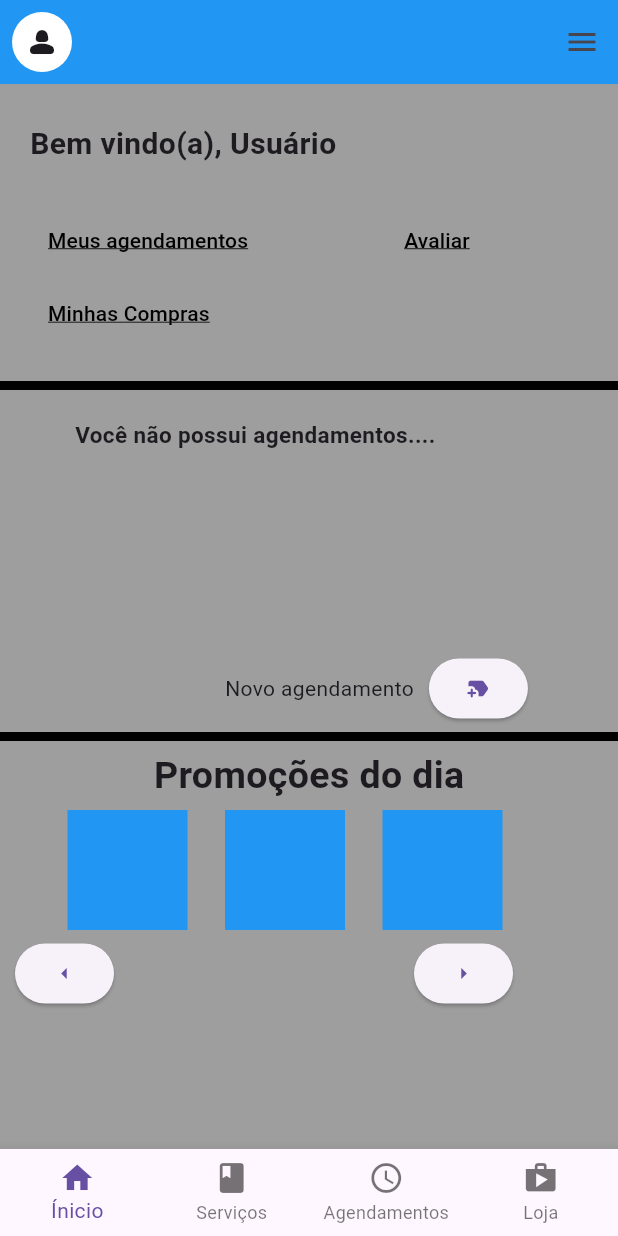
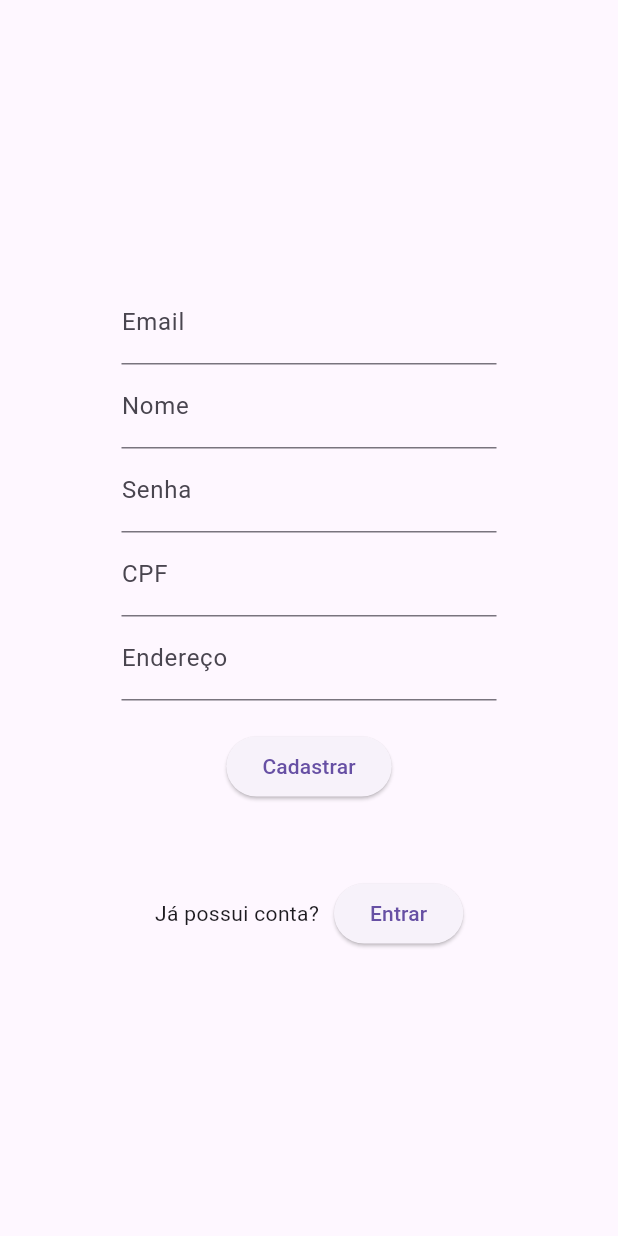
Before and after one commit to DouglasAKJ/projeto_flutter_q.i, a Flutter app: the screen it shows after launch, on a phone screen of 412 x 824 dp. Run offline on Flutter 3.47's test engine with Material 3 defaults, Android fonts, the phone set to English and light mode, and no system bars.

Commit message:
2 big commit

```diff
--- a/lib/Agendamentos.dart
+++ /dev/null
@@ -1,25 +0,0 @@
-import 'package:flutter/material.dart';
-
-class Agendamentos extends StatelessWidget {
-  @override
-  Widget build(BuildContext context) {
-    return Center(
-      child: Column(
-        children: [
-          Row(
-            children: [
-              const Padding(
-                padding: EdgeInsets.only(left: 80),
-              ),
-              const Text(
-                "Novo Agendamento",
-                style: TextStyle(fontSize: 20),
-              ),
-              IconButton(onPressed: () {}, icon: const Icon(Icons.add)),
-            ],
-          ),
-        ],
-      ),
-    );
-  }
-}
--- /dev/null
+++ b/lib/DTO/produto.dart
@@ -0,0 +1,10 @@
+import 'package:flutter/material.dart';
+
+class Produto {
+  String? nome;
+  String? quantidade;
+  int? preco;
+  String? imagem;
+
+  Produto(this.nome, this.quantidade, this.preco, this.imagem);
+}
--- /dev/null
+++ b/lib/DTO/usuario.dart
@@ -0,0 +1,41 @@
+class Usuario {
+  String? _email;
+
+  String? get email => _email;
+
+  set email(String? value) {
+    _email = value;
+  }
+  String? _nome;
+
+  String? get nome => _nome;
+
+  set nome(String? value) {
+    _nome = value;
+  }
+  String? _senha;
+
+  String? get senha => _senha;
+
+  set senha(String? value) {
+    _senha = value;
+  }
+  String? _endereco;
+
+  String? get endereco => _endereco;
+
+  set endereco(String? value) {
+    _endereco = value;
+  }
+  String? _cpf;
+
+  String? get cpf => _cpf;
+
+  set cpf(String? value) {
+    _cpf = value;
+  }
+
+  Usuario(String this._email, String this._nome, String this._senha, this._endereco,
+      this._cpf);
+
+}
--- a/lib/Home.dart
+++ b/lib/Home.dart
@@ -1,25 +1,39 @@
 import 'package:flutter/material.dart';
 import 'package:flutter/rendering.dart';
+import 'package:projf_scheddar/DTO/usuario.dart';
 import 'package:projf_scheddar/InicioPage.dart';
+import 'package:projf_scheddar/DTO/agendamentoProvider.dart';
+import 'package:provider/provider.dart';
 
 class Home extends StatefulWidget {
-  const Home({super.key});
+  final Usuario user;
+  const Home({super.key, required this.user});
   @override
-  State<Home> createState() => _HomeState();
+  State<Home> createState() => HomeState(user);
 }
 
-class _HomeState extends State<Home> {
+class HomeState extends State<Home> {
+  final Usuario user;
+
+  HomeState(this.user);
   @override
   Widget build(BuildContext context) {
+    final agendamentoProvider = Provider.of<Agendamentoprovider>(context);
+    List<String> produtos = [
+      '../assets/imgsecadora.png',
+      '../assets/imgmaquina.png',
+      '../assets/imgsensor.png',
+      '../assets/imgplaca.png',
+      '../assets/imgcompressor.png'
+    ];
     return Center(
-      child: Column(
+        child: Column(children: [
+      Row(
         children: [
-          const Row(
-            children: [
-              Padding(padding: EdgeInsets.fromLTRB(20, 80, 0, 0)),
+          const Padding(padding: EdgeInsets.fromLTRB(20, 80, 0, 0)),
           Text(
-                "Bem vindo(a), Usuário",
-                style: TextStyle(fontSize: 20, fontWeight: FontWeight.bold),
+            "Bem vindo(a), ${user.nome}",
+            style: const TextStyle(fontSize: 20, fontWeight: FontWeight.bold),
           ),
         ],
       ),
@@ -34,8 +48,7 @@ class _HomeState extends State<Home> {
               child: const Text(
                 "Meus agendamentos",
                 style: TextStyle(
-                        color: Colors.black,
-                        decoration: TextDecoration.underline),
+                    color: Colors.black, decoration: TextDecoration.underline),
               )),
           const Padding(padding: EdgeInsets.fromLTRB(80, 0, 0, 0)),
           TextButton(
@@ -43,8 +56,7 @@ class _HomeState extends State<Home> {
               child: const Text(
                 "Avaliar",
                 style: TextStyle(
-                        color: Colors.black,
-                        decoration: TextDecoration.underline),
+                    color: Colors.black, decoration: TextDecoration.underline),
               ))
         ],
       ),
@@ -56,8 +68,7 @@ class _HomeState extends State<Home> {
               child: const Text(
                 "Minhas Compras",
                 style: TextStyle(
-                        color: Colors.black,
-                        decoration: TextDecoration.underline),
+                    color: Colors.black, decoration: TextDecoration.underline),
               )),
         ],
       ),
@@ -66,25 +77,28 @@ class _HomeState extends State<Home> {
         thickness: 6,
         color: Colors.black,
       ),
-          const Row(
+      Visibility(
+        visible: agendamentoProvider.agendamentos.isNotEmpty,
+        replacement: const Column(
           children: [
-              Padding(padding: EdgeInsets.fromLTRB(50, 50, 0, 0)),
-              Text(
-                "Você não possui agendamentos....",
-                style: TextStyle(fontSize: 15, fontWeight: FontWeight.bold),
-              ),
+            Text("Você não possui agendamentos...",
+                style: TextStyle(fontSize: 15, fontWeight: FontWeight.bold)),
+            SizedBox(
+              height: 120,
+            )
           ],
         ),
-          const Padding(padding: EdgeInsets.fromLTRB(0, 120, 0, 0)),
-          Row(
-            children: [
-              const Padding(padding: EdgeInsets.fromLTRB(150, 0, 0, 0)),
-              const Text("Novo agendamento"),
-              const Padding(padding: EdgeInsets.fromLTRB(10, 0, 0, 0)),
-              ElevatedButton(
-                  onPressed: () {}, child: const Icon(Icons.new_label_rounded)),
-            ],
+        child: SizedBox(
+          height: 140,
+          child: ListView.builder(
+            itemCount: agendamentoProvider.agendamentos.length,
+            itemBuilder: (context, index) {
+              return agendamentoProvider.agendamentos[index];
+            },
           ),
+        ),
+      ),
+      const Padding(padding: EdgeInsets.fromLTRB(0, 80, 0, 0)),
       const Divider(
         thickness: 6,
         color: Colors.black,
@@ -93,40 +107,30 @@ class _HomeState extends State<Home> {
         "Promoções do dia",
         style: TextStyle(fontSize: 25, fontWeight: FontWeight.bold),
       ),
-          const Row(
+      Row(
         children: [
-              Padding(padding: EdgeInsets.fromLTRB(45, 90, 0, 0)),
+          const Padding(padding: EdgeInsets.fromLTRB(0, 0, 0, 0)),
           SizedBox(
-                width: 80,
-                height: 80,
-                child: ColoredBox(color: Colors.blue),
+            width: 350,
+            height: 120,
+            child: ListView.builder(
+                scrollDirection: Axis.horizontal,
+                itemCount: produtos.length,
+                itemBuilder: (context, index) {
+                  return Container(
+                    color: Colors.blue,
+                    width: 100,
+                    height: 150,
+                    margin: const EdgeInsets.all(8.0),
+                    child: Image(
+                      image: AssetImage(produtos[index]),
+                      fit: BoxFit.contain,
                     ),
-              Padding(padding: EdgeInsets.fromLTRB(25, 0, 0, 0)),
-              SizedBox(
-                width: 80,
-                height: 80,
-                child: ColoredBox(color: Colors.blue),
-              ),
-              Padding(padding: EdgeInsets.fromLTRB(25, 0, 0, 0)),
-              SizedBox(
-                width: 80,
-                height: 80,
-                child: ColoredBox(color: Colors.blue),
+                  );
+                }),
           ),
         ],
       ),
-          Row(
-            children: [
-              const Padding(padding: EdgeInsets.fromLTRB(10, 40, 0, 0)),
-              ElevatedButton(
-                  onPressed: () {}, child: const Icon(Icons.arrow_left)),
-              const Padding(padding: EdgeInsets.fromLTRB(200, 40, 0, 0)),
-              ElevatedButton(
-                  onPressed: () {}, child: const Icon(Icons.arrow_right)),
-            ],
-          )
-        ],
-      ),
-    );
+    ]));
   }
 }
--- a/lib/InicioPage.dart
+++ b/lib/InicioPage.dart
@@ -1,11 +1,13 @@
 import 'package:flutter/material.dart';
-import 'Agendamentos.dart';
-import 'Home.dart';
-import 'Loja.dart';
-import 'Servicos.dart';
+import 'package:projf_scheddar/DTO/usuario.dart';
+import 'agendamentoPage.dart';
+import 'home.dart';
+import 'lojapage.dart';
+import 'loginpage.dart';
 
 class InicioPage extends StatefulWidget {
-  const InicioPage({super.key});
+  final Usuario user;
+  const InicioPage({super.key, required this.user});
 
   @override
   State<InicioPage> createState() => InicioPageState();
@@ -14,12 +16,17 @@ class InicioPage extends StatefulWidget {
 class InicioPageState extends State<InicioPage> {
   static int selectedIndex = 0;
 
-  final List<Widget> _pages = [
-    Home(),
-    Servicos(),
-    Agendamentos(),
-    Loja(),
-  ];
+  late final List<Widget> _pages;
+
+  @override
+  void initState() {
+    super.initState();
+    _pages = [
+      Home(user: widget.user),
+      const Agendamentos(),
+      Loja(),
+    ];
+  }
 
   @override
   Widget build(BuildContext context) {
@@ -32,7 +39,7 @@ class InicioPageState extends State<InicioPage> {
           onPressed: () {},
           icon: const Icon(Icons.person_2_rounded),
           style: const ButtonStyle(
-              backgroundColor: const WidgetStatePropertyAll(Colors.white)),
+              backgroundColor: WidgetStatePropertyAll(Colors.white)),
         ),
       ),
       bottomNavigationBar: BottomNavigationBar(
@@ -45,7 +52,6 @@ class InicioPageState extends State<InicioPage> {
           },
           items: const [
             BottomNavigationBarItem(icon: Icon(Icons.home), label: "Ínicio"),
-            BottomNavigationBarItem(icon: Icon(Icons.book), label: "Serviços"),
             BottomNavigationBarItem(
                 icon: Icon(Icons.schedule), label: "Agendamentos"),
             BottomNavigationBarItem(icon: Icon(Icons.shop), label: "Loja"),
--- /dev/null
+++ b/lib/app.dart
@@ -0,0 +1,14 @@
+import 'package:flutter/material.dart';
+import 'package:projf_scheddar/LoginPage.dart';
+
+class App extends StatelessWidget {
+  const App({super.key});
+
+  @override
+  Widget build(BuildContext context) {
+    return const MaterialApp(
+      debugShowCheckedModeBanner: false,
+      home: LoginPage(),
+    );
+  }
+}
--- /dev/null
+++ b/lib/loginpage.dart
@@ -0,0 +1,93 @@
+import 'package:flutter/material.dart';
+import 'package:projf_scheddar/inicioPage.dart';
+import 'DTO/usuario.dart';
+
+class LoginPage extends StatefulWidget {
+  const LoginPage({super.key});
+
+  @override
+  State<LoginPage> createState() => LoginPageState();
+}
+
+class LoginPageState extends State<LoginPage> {
+  TextEditingController controlName = TextEditingController();
+  TextEditingController controlEmail = TextEditingController();
+  TextEditingController controlSenha = TextEditingController();
+  TextEditingController controlCPF = TextEditingController();
+  TextEditingController controlEndereco = TextEditingController();
+  @override
+  Widget build(BuildContext context) {
+    return Scaffold(
+      body: Center(
+        child: SizedBox(
+          height: 450,
+          width: 250,
+          child: Column(
+            children: [
+              TextField(
+                controller: controlEmail,
+                decoration: const InputDecoration(
+                  labelText: "Email",
+                ),
+              ),
+              TextField(
+                controller: controlName,
+                decoration: const InputDecoration(
+                  labelText: "Nome",
+                ),
+              ),
+              TextField(
+                controller: controlSenha,
+                decoration: const InputDecoration(labelText: "Senha"),
+              ),
+              TextField(
+                controller: controlCPF,
+                decoration: const InputDecoration(labelText: "CPF"),
+              ),
+              TextField(
+                controller: controlEndereco,
+                decoration: const InputDecoration(labelText: "Endereço"),
+              ),
+              const SizedBox(
+                height: 20,
+              ),
+              Row(
+                mainAxisAlignment: MainAxisAlignment.center,
+                children: [
+                  ElevatedButton(
+                      onPressed: () {
+                        String txtNome = controlName.text.toString();
+                        String txtEmail = controlEmail.text.toString();
+                        String txtSenha = controlSenha.text.toString();
+                        String txtCPF = controlCPF.text.toString();
+                        String txtEnderco = controlEndereco.text.toString();
+                        Usuario user = Usuario(
+                            txtEmail, txtNome, txtSenha, txtEnderco, txtCPF);
+                        Navigator.push(
+                            context,
+                            MaterialPageRoute(
+                                builder: (context) => InicioPage(user: user)));
+                      },
+                      child: const Text("Cadastrar")),
+                ],
+              ),
+              const SizedBox(
+                height: 50,
+              ),
+              Row(
+                mainAxisAlignment: MainAxisAlignment.center,
+                children: [
+                  const Text("Já possui conta?"),
+                  const SizedBox(
+                    width: 10,
+                  ),
+                  ElevatedButton(onPressed: () {}, child: const Text("Entrar")),
+                ],
+              ),
+            ],
+          ),
+        ),
+      ),
+    );
+  }
+}
--- a/pubspec.yaml
+++ b/pubspec.yaml
@@ -30,6 +30,8 @@ environment:
 dependencies:
   flutter:
     sdk: flutter
+  intl: ^0.19.0
+  provider: ^6.0.0
 
 
   # The following adds the Cupertino Icons font to your application.
```
Also changed, not shown: lib/DTO/agendamento.dart (added, +18 -0 lines), lib/DTO/agendamentoProvider.dart (added, +22 -0 lines), lib/Servicos.dart (deleted, +0 -95 lines), lib/agendamentoPage.dart (added, +192 -0 lines), lib/lojapage.dart (renamed from lib/Loja.dart, +11 -2 lines), lib/main.dart (+6 -3 lines), lib/DTO/loja.dart (added), pubspec.lock. Lines whose indentation alone changed are shown as unchanged.
